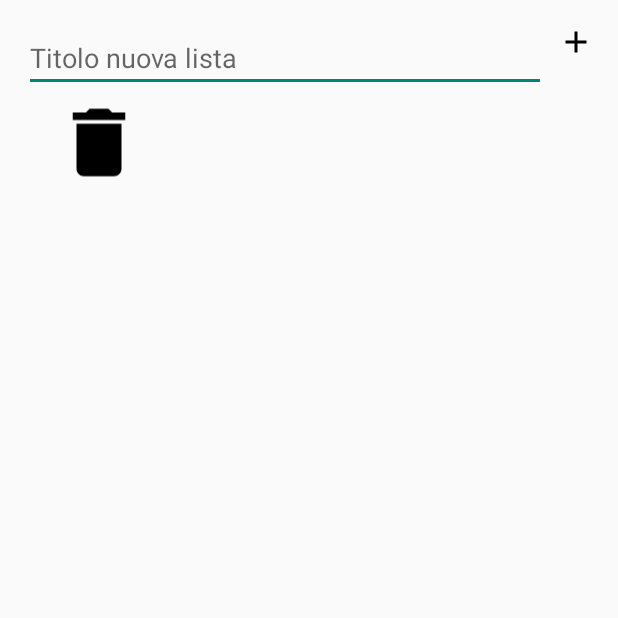
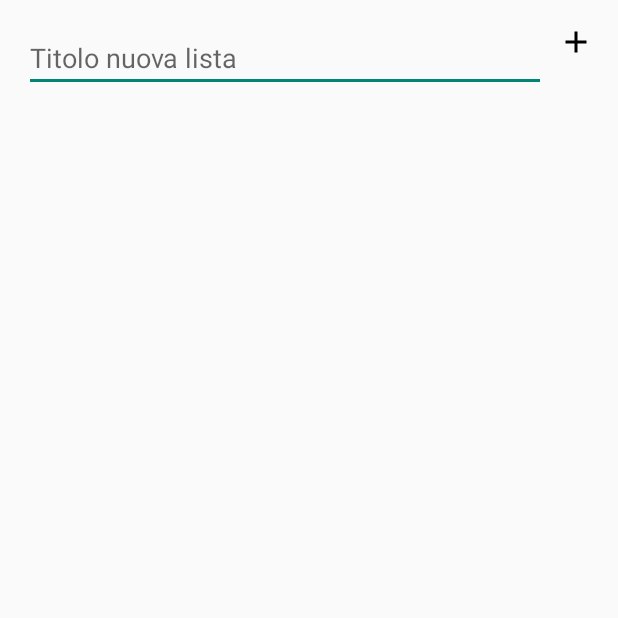
Before and after one commit to richis02/FruttaVerdura, an Android app built with Jetpack Compose: the AllListActivity screen opened directly, with no data from a screen before it, after a tap on "Errore", on a phone screen of 412 x 824 dp, the top half of it. Run offline under Robolectric (Android 15) with nearby library versions, the phone set to English and light mode, and no system bars.

Commit message:
Andato avanti
- Risolto problema intent del list id
- Aggiunta data di creazione in modo da ordinare correttamente le liste quando le si visualizza ( verificare se bisogna gestirlo ma non penso )
- Tolto il cestino da elemento RecyclerView

```diff
--- a/app/src/main/java/com/example/prova_progetto/AllListActivity.kt
+++ b/app/src/main/java/com/example/prova_progetto/AllListActivity.kt
@@ -30,10 +30,11 @@ class AllListActivity: ComponentActivity() {
         val listTitletv: EditText = findViewById(R.id.fruit_list_name)
 
         val addList: ImageView = findViewById(R.id.add_list)
-        addList.setOnClickListener { v->
-            //bisogna fare la query per aggiungere una nuova lista
-            val newList = ItemsList(listTitle = listTitletv.text.toString())
-            fruitVegViewModel.insertList(newList)
+        addList.setOnClickListener {
+            if(listTitletv.text.toString() != "") {
+                val newList = ItemsList(listTitle = listTitletv.text.toString())
+                fruitVegViewModel.insertList(newList)
+            }
         }
 
 //TODO        val database = FruitListRoomDatabase.getDatabase(this, applicationScope)
--- a/app/src/main/java/com/example/prova_progetto/db/FruitListRoomDatabase.kt
+++ b/app/src/main/java/com/example/prova_progetto/db/FruitListRoomDatabase.kt
@@ -13,7 +13,7 @@ import com.opencsv.CSVReaderBuilder
 import java.io.InputStreamReader
 
 
-@Database(entities = [FruitVegetable::class, ItemsList::class, ListFruitsCrossRef::class], version = 3, exportSchema = false)
+@Database(entities = [FruitVegetable::class, ItemsList::class, ListFruitsCrossRef::class], version = 4, exportSchema = false)
 public abstract class FruitListRoomDatabase: RoomDatabase() {
     abstract fun fruitVegDao() : FruitVegetableDao
     abstract fun itemsListDao() : ItemsListDao
--- a/app/src/main/java/com/example/prova_progetto/db/ItemsList.kt
+++ b/app/src/main/java/com/example/prova_progetto/db/ItemsList.kt
@@ -8,6 +8,6 @@ import androidx.room.PrimaryKey
 @Entity(tableName = "items_list")
 data class ItemsList(
     @PrimaryKey(autoGenerate = true) @ColumnInfo(name = "items_list_id") val itemsListId: Long = 0, //Inizializzazione necessaria altrimenti il parametro viene richiesto
-    @ColumnInfo(name = "list_title") val listTitle: String
-    // TODO: AGGIUNGERE DATA
+    @ColumnInfo(name = "list_title") val listTitle: String,
+    @ColumnInfo(name = "creation_date") val creationDate: Long = System.currentTimeMillis()
 )
--- a/app/src/main/java/com/example/prova_progetto/db/ItemsListDao.kt
+++ b/app/src/main/java/com/example/prova_progetto/db/ItemsListDao.kt
@@ -8,7 +8,7 @@ import kotlinx.coroutines.flow.Flow
 
 @Dao
 interface ItemsListDao {
-    @Query("SELECT * FROM items_list")
+    @Query("SELECT * FROM items_list ORDER BY creation_date DESC")
     fun getLists(): Flow<List<ItemsList>>
 
     @Insert(onConflict = OnConflictStrategy.IGNORE)
--- a/app/src/main/res/layout/list_layout.xml
+++ b/app/src/main/res/layout/list_layout.xml
@@ -11,11 +11,4 @@
         android:layout_height="wrap_content"
         android:textSize="50sp"
         android:layout_marginEnd="20sp" />
-
-    <ImageView
-        android:id="@+id/remove"
-        android:layout_width="60dp"
-        android:layout_height="match_parent"
-        app:layout_constraintRight_toRightOf="parent"
-        android:src="@drawable/baseline_delete_24" />
 </LinearLayout>
```
Also changed, not shown: app/src/main/java/com/example/prova_progetto/FruitListActivity.kt (+12 -3 lines).
